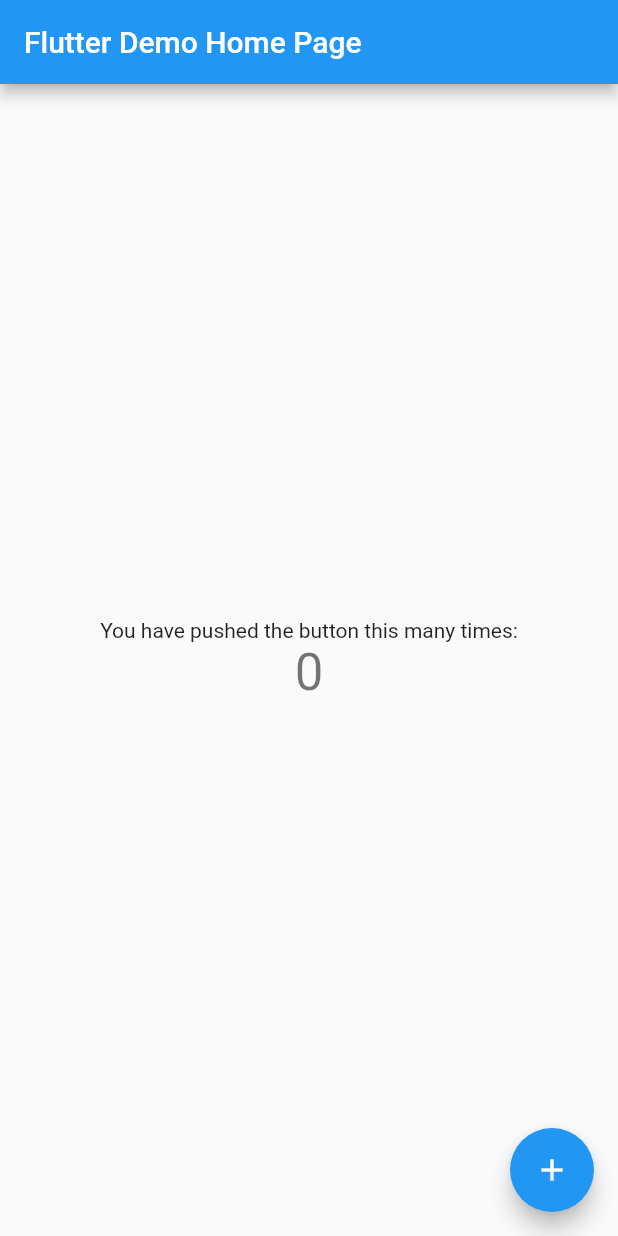
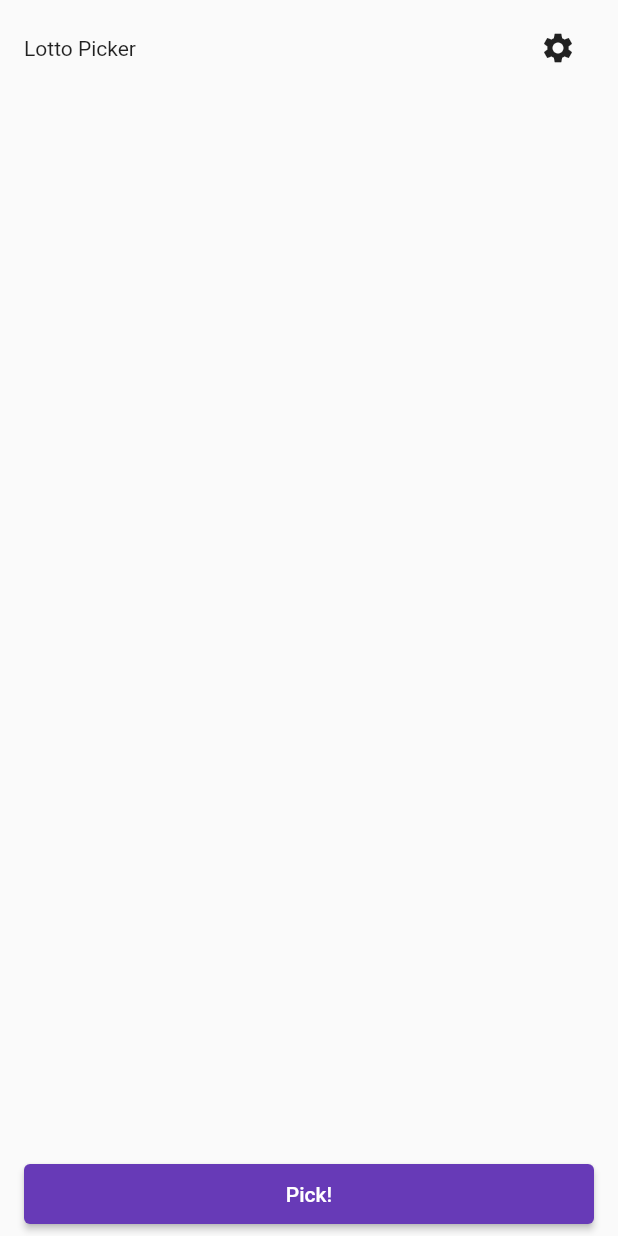
Before and after one commit to swafkorea/flutter-lotto-picker, a Flutter app: the screen it shows after launch, on a phone screen of 412 x 824 dp. Run offline on Flutter 3.47's test engine with Material 2 defaults, Android fonts, the phone set to English and light mode, and no system bars.

Commit message:
기능 구현

```diff
--- a/lib/main.dart
+++ b/lib/main.dart
@@ -1,4 +1,5 @@
 import 'package:flutter/material.dart';
+import 'package:lotto_picker/screens/home.screen.dart';
 
 void main() {
   runApp(const MyApp());
@@ -11,105 +12,11 @@ class MyApp extends StatelessWidget {
   @override
   Widget build(BuildContext context) {
     return MaterialApp(
-      title: 'Flutter Demo',
+      debugShowCheckedModeBanner: false,
       theme: ThemeData(
-        // This is the theme of your application.
-        //
-        // Try running your application with "flutter run". You'll see the
-        // application has a blue toolbar. Then, without quitting the app, try
-        // changing the primarySwatch below to Colors.green and then invoke
-        // "hot reload" (press "r" in the console where you ran "flutter run",
-        // or simply save your changes to "hot reload" in a Flutter IDE).
-        // Notice that the counter didn't reset back to zero; the application
-        // is not restarted.
-        primarySwatch: Colors.blue,
+        primarySwatch: Colors.deepPurple,
       ),
-      home: const MyHomePage(title: 'Flutter Demo Home Page'),
+      home: HomeScreen(),
     );
   }
 }
-
-class MyHomePage extends StatefulWidget {
-  const MyHomePage({Key? key, required this.title}) : super(key: key);
-
-  // This widget is the home page of your application. It is stateful, meaning
-  // that it has a State object (defined below) that contains fields that affect
-  // how it looks.
-
-  // This class is the configuration for the state. It holds the values (in this
-  // case the title) provided by the parent (in this case the App widget) and
-  // used by the build method of the State. Fields in a Widget subclass are
-  // always marked "final".
-
-  final String title;
-
-  @override
-  State<MyHomePage> createState() => _MyHomePageState();
-}
-
-class _MyHomePageState extends State<MyHomePage> {
-  int _counter = 0;
-
-  void _incrementCounter() {
-    setState(() {
-      // This call to setState tells the Flutter framework that something has
-      // changed in this State, which causes it to rerun the build method below
-      // so that the display can reflect the updated values. If we changed
-      // _counter without calling setState(), then the build method would not be
-      // called again, and so nothing would appear to happen.
-      _counter++;
-    });
-  }
-
-  @override
-  Widget build(BuildContext context) {
-    // This method is rerun every time setState is called, for instance as done
-    // by the _incrementCounter method above.
-    //
-    // The Flutter framework has been optimized to make rerunning build methods
-    // fast, so that you can just rebuild anything that needs updating rather
-    // than having to individually change instances of widgets.
-    return Scaffold(
-      appBar: AppBar(
-        // Here we take the value from the MyHomePage object that was created by
-        // the App.build method, and use it to set our appbar title.
-        title: Text(widget.title),
-      ),
-      body: Center(
-        // Center is a layout widget. It takes a single child and positions it
-        // in the middle of the parent.
-        child: Column(
-          // Column is also a layout widget. It takes a list of children and
-          // arranges them vertically. By default, it sizes itself to fit its
-          // children horizontally, and tries to be as tall as its parent.
-          //
-          // Invoke "debug painting" (press "p" in the console, choose the
-          // "Toggle Debug Paint" action from the Flutter Inspector in Android
-          // Studio, or the "Toggle Debug Paint" command in Visual Studio Code)
-          // to see the wireframe for each widget.
-          //
-          // Column has various properties to control how it sizes itself and
-          // how it positions its children. Here we use mainAxisAlignment to
-          // center the children vertically; the main axis here is the vertical
-          // axis because Columns are vertical (the cross axis would be
-          // horizontal).
-          mainAxisAlignment: MainAxisAlignment.center,
-          children: <Widget>[
-            const Text(
-              'You have pushed the button this many times:',
-            ),
-            Text(
-              '$_counter',
-              style: Theme.of(context).textTheme.headline4,
-            ),
-          ],
-        ),
-      ),
-      floatingActionButton: FloatingActionButton(
-        onPressed: _incrementCounter,
-        tooltip: 'Increment',
-        child: const Icon(Icons.add),
-      ), // This trailing comma makes auto-formatting nicer for build methods.
-    );
-  }
-}
--- /dev/null
+++ b/lib/screens/home.screen.dart
@@ -0,0 +1,102 @@
+import 'dart:math';
+
+import 'package:flutter/material.dart';
+import 'package:lotto_picker/screens/settings.screen.dart';
+
+import 'package:lotto_picker/shared/widgets/number-bundle.dart';
+
+class HomeScreen extends StatefulWidget {
+  const HomeScreen({Key? key}) : super(key: key);
+
+  @override
+  State<HomeScreen> createState() => _HomeScreenState();
+}
+
+class _HomeScreenState extends State<HomeScreen> {
+  List<List<int>> package = [];
+  int maxCount = 5;
+
+  @override
+  Widget build(BuildContext context) {
+    return Scaffold(
+      body: Padding(
+        padding: const EdgeInsets.symmetric(vertical: 8, horizontal: 16),
+        child: Column(
+          children: [
+            Row(
+              mainAxisAlignment: MainAxisAlignment.spaceBetween,
+              children: [
+                const Text('Lotto Picker'),
+                IconButton(
+                  onPressed: onGotoSettings,
+                  icon: const Icon(Icons.settings),
+                ),
+              ],
+            ),
+            Expanded(
+              child: Column(
+                mainAxisAlignment: MainAxisAlignment.center,
+                children: package
+                    .map(
+                      (e) => NumberBundle(numbers: e),
+                    )
+                    .toList(),
+              ),
+            ),
+            SizedBox(
+              width: double.infinity,
+              height: 40,
+              child: ElevatedButton(
+                onPressed: generateBundle,
+                child: const Text('Pick!'),
+              ),
+            )
+          ],
+        ),
+      ),
+    );
+  }
+
+  List<int> generateSet() {
+    final rand = Random();
+    final numberSet = <int>{};
+
+    while (numberSet.length < 6) {
+      final number = rand.nextInt(45) + 1;
+      numberSet.add(number);
+    }
+
+    final list = numberSet.toList();
+    list.sort();
+
+    return list;
+  }
+
+  void generateBundle() {
+    final numbers = <List<int>>{};
+
+    while (numbers.length < maxCount) {
+      final list = generateSet();
+      numbers.add(list);
+    }
+
+    setState(() {
+      package = numbers.toList();
+    });
+  }
+
+  void onGotoSettings() async {
+    final changedMax = await Navigator.of(context).push(
+      MaterialPageRoute(
+        builder: (_) => SettingsScreen(maxCount: maxCount),
+      ),
+    );
+
+    if (changedMax != null) {
+      setState(() {
+        maxCount = changedMax;
+      });
+      generateBundle();
+    }
+  }
+}
```
Also changed, not shown: lib/constants.dart (added, +11 -0 lines), lib/screens/settings.screen.dart (added, +64 -0 lines), lib/shared/widgets/number-ball.dart (added, +37 -0 lines), lib/shared/widgets/number-bundle.dart (added, +24 -0 lines).
